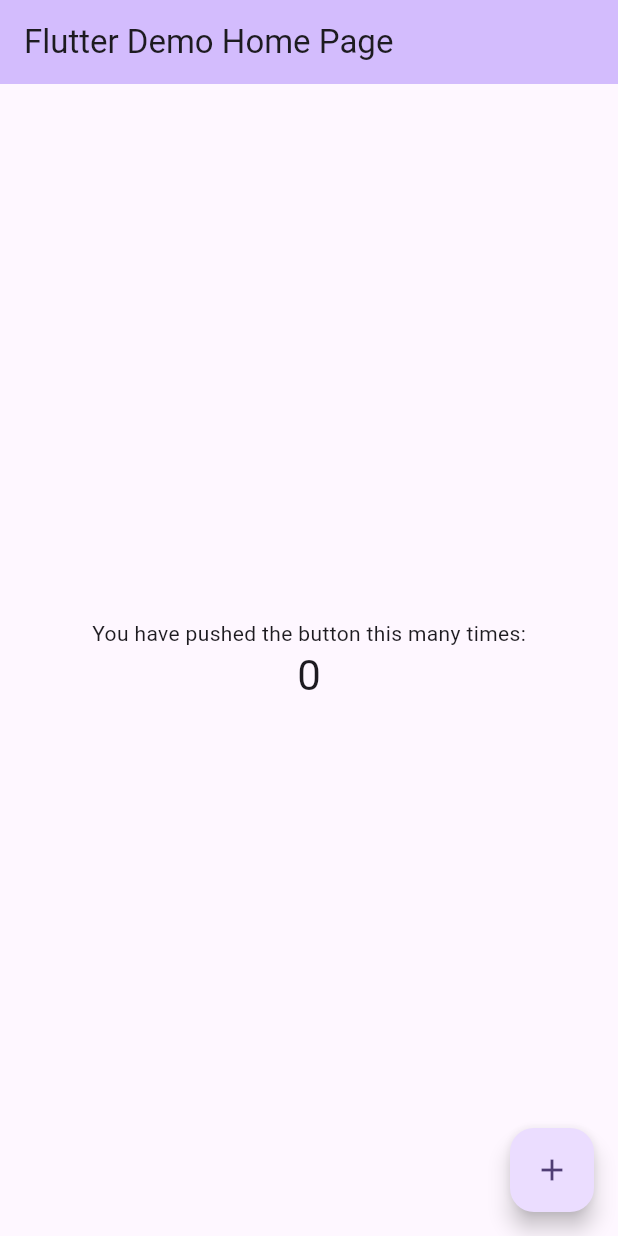
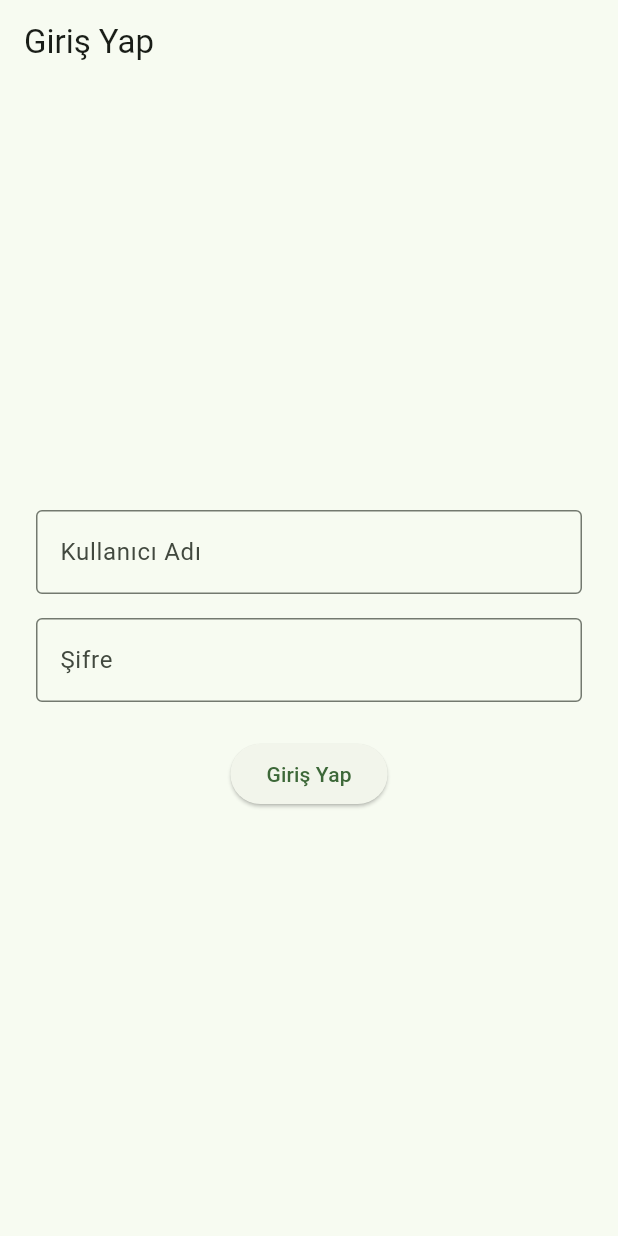
Before and after one commit to nijelouss/english_word_app, a Flutter app: the screen it shows after launch, on a phone screen of 412 x 824 dp. Run offline on Flutter 3.47's test engine with Material 3 defaults, Android fonts, the phone set to English and light mode, and no system bars; our stand-ins replace flutter_dotenv, google_generative_ai, sqflite; missing offline and left inert: gal; accounts and stored records are empty.

Commit message:
birkaç ekran yapıldı

```diff
--- a/lib/main.dart
+++ b/lib/main.dart
@@ -1,4 +1,5 @@
 import 'package:flutter/material.dart';
+import 'package:english_word_app/screens/auth/login_screen.dart';
 import 'package:flutter_dotenv/flutter_dotenv.dart';
 
 Future<void> main() async {
@@ -31,9 +32,9 @@
         //
         // This works for code too, not just values: Most code changes can be
         // tested with just a hot reload.
-        colorScheme: ColorScheme.fromSeed(seedColor: Colors.deepPurple),
+        colorScheme: ColorScheme.fromSeed(seedColor: const Color.fromARGB(255, 5, 85, 17)),
       ),
-      home: const MyHomePage(title: 'Flutter Demo Home Page'),
+      home:LoginScreen(),
     );
   }
 }
--- /dev/null
+++ b/lib/screens/auth/login_screen.dart
@@ -0,0 +1,52 @@
+import 'package:flutter/material.dart';
+
+class LoginScreen extends StatefulWidget {
+  const LoginScreen({super.key});
+
+  @override
+  State<LoginScreen> createState() => _LoginScreenState();
+}
+
+class _LoginScreenState extends State<LoginScreen> {
+  final _userNameController = TextEditingController();
+    final _passwordController = TextEditingController();
+
+    @override
+Widget build(BuildContext context) {
+  return Scaffold(
+    appBar: AppBar(title: const Text('Giriş Yap')),
+    body: Padding(
+      padding: const EdgeInsets.all(24.0),
+      child: Column(
+        mainAxisAlignment: MainAxisAlignment.center,
+        children: [
+          TextField(
+            controller: _userNameController,
+            decoration: const InputDecoration(
+              labelText: 'Kullanıcı Adı',
+              border: OutlineInputBorder(),
+            ),
+          ),
+          const SizedBox(height: 16),
+          TextField(
+            controller: _passwordController,
+            obscureText: true, // şifreyi gizler
+            decoration: const InputDecoration(
+              labelText: 'Şifre',
+              border: OutlineInputBorder(),
+            ),
+          ),
+          const SizedBox(height: 24),
+          ElevatedButton(
+            onPressed: () {
+              // Şimdilik boş, sonra dolduracağız
+              print('Giriş butonu basıldı');
+            },
+            child: const Text('Giriş Yap'),
+          ),
+        ],
+      ),
+    ),
+  );
+}
+  }
```
Also changed, not shown: 1 other file.
